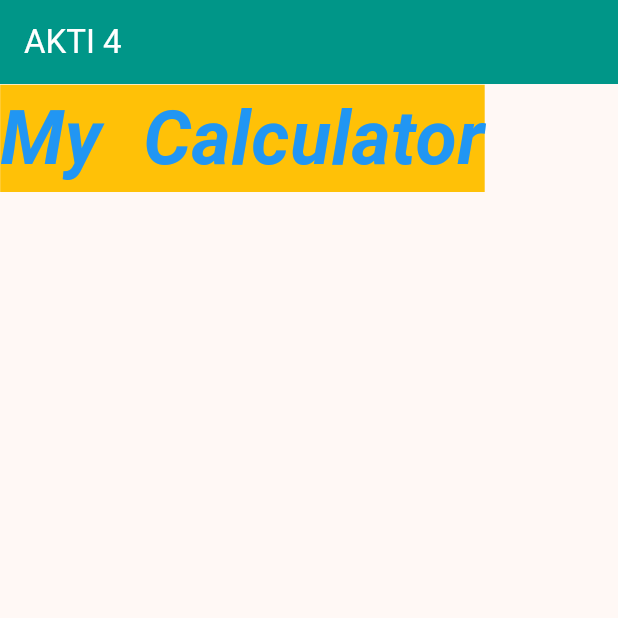
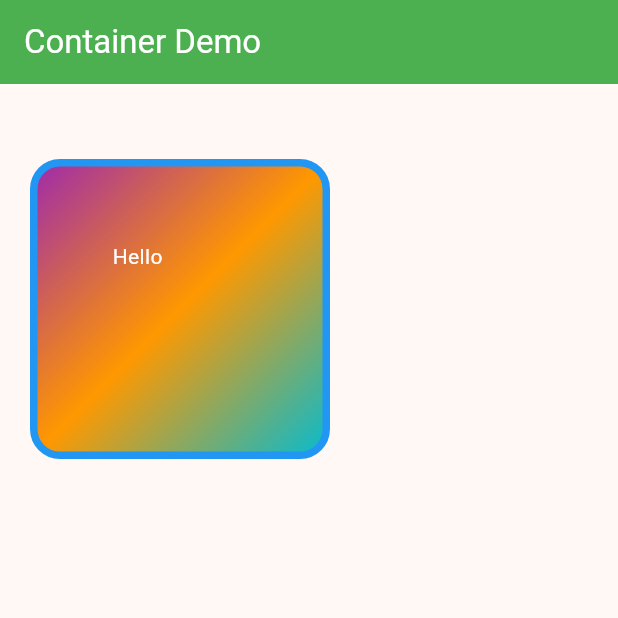
Before and after one commit to abidroid/akti_batch4_flutter, a Flutter app: the screen it shows after launch, on a phone screen of 412 x 824 dp, the top half of it. Run offline on Flutter 3.47's test engine with Material 3 defaults, Android fonts, the phone set to English and light mode, and no system bars.

Commit message:
container

```diff
--- a/lib/main.dart
+++ b/lib/main.dart
@@ -1,4 +1,5 @@
 import 'package:akti_batch4_flutter/screens/first_screen.dart';
+import 'package:akti_batch4_flutter/screens/second_screen.dart';
 import 'package:flutter/material.dart';
 
 void main() {
@@ -18,7 +19,7 @@ class MyApp extends StatelessWidget {
         colorScheme: ColorScheme.fromSeed(seedColor: Colors.orange),
         useMaterial3: true,
       ),
-      home: const FirstScreen(),
+      home: const SecondScreen(), // launcher screen
     );
   }
 }
--- /dev/null
+++ b/lib/screens/second_screen.dart
@@ -0,0 +1,46 @@
+import 'package:flutter/material.dart';
+
+class SecondScreen extends StatelessWidget {
+  const SecondScreen({super.key});
+
+  @override
+  Widget build(BuildContext context) {
+    return Scaffold(
+      appBar: AppBar(
+        backgroundColor: Colors.green,
+        foregroundColor: Colors.white,
+        title: Text("Container Demo"),
+      ),
+      body: Container(
+        // outside
+        margin: EdgeInsets.only(left: 20, top: 50),
+
+        // inside
+        padding: EdgeInsets.only(top: 50, left: 50),
+
+        decoration: BoxDecoration(
+          borderRadius: BorderRadius.circular(20),
+          border: Border.all(color: Colors.blue, width: 5),
+          gradient: LinearGradient(
+            colors: [
+              Colors.purple,
+              Colors.orange,
+              Colors.cyan,
+            ],
+
+            begin: Alignment.topLeft,
+            end: Alignment.bottomRight,
+          ),
+
+        ),
+
+        width: 200,
+        height: 200,
+        child: Text(
+          'Hello',
+          style: TextStyle(color: Colors.white),
+        ),
+      ),
+    );
+  }
+}
```
Also changed, not shown: lib/screens/first_screen.dart (line endings or trailing spaces).
